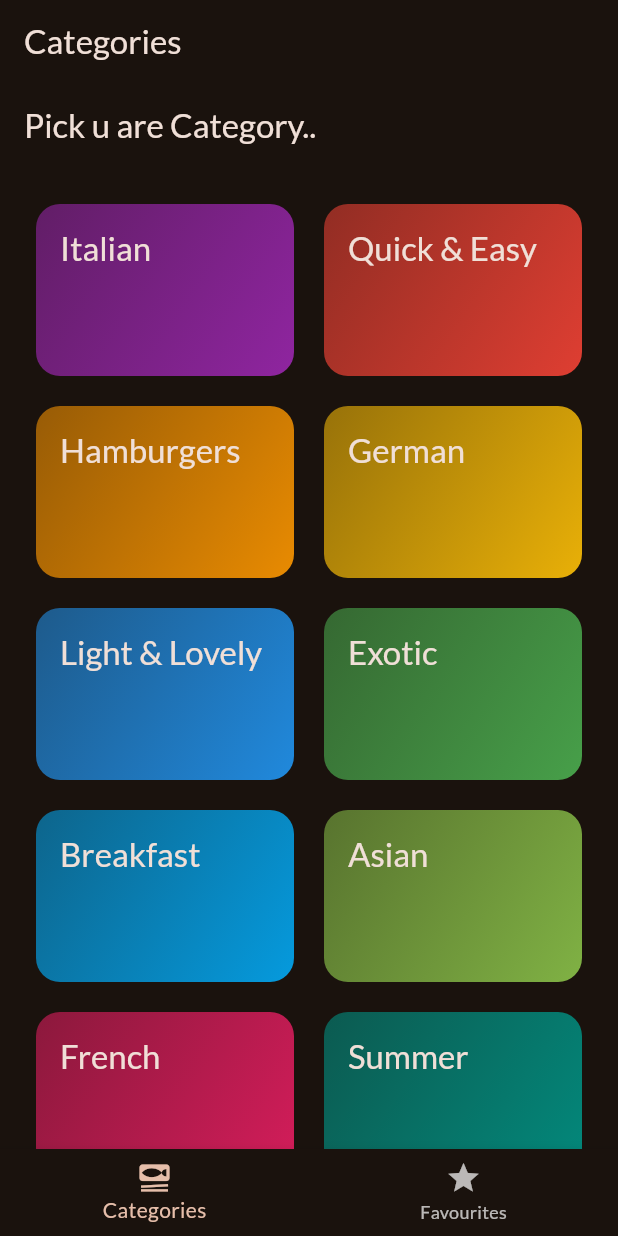
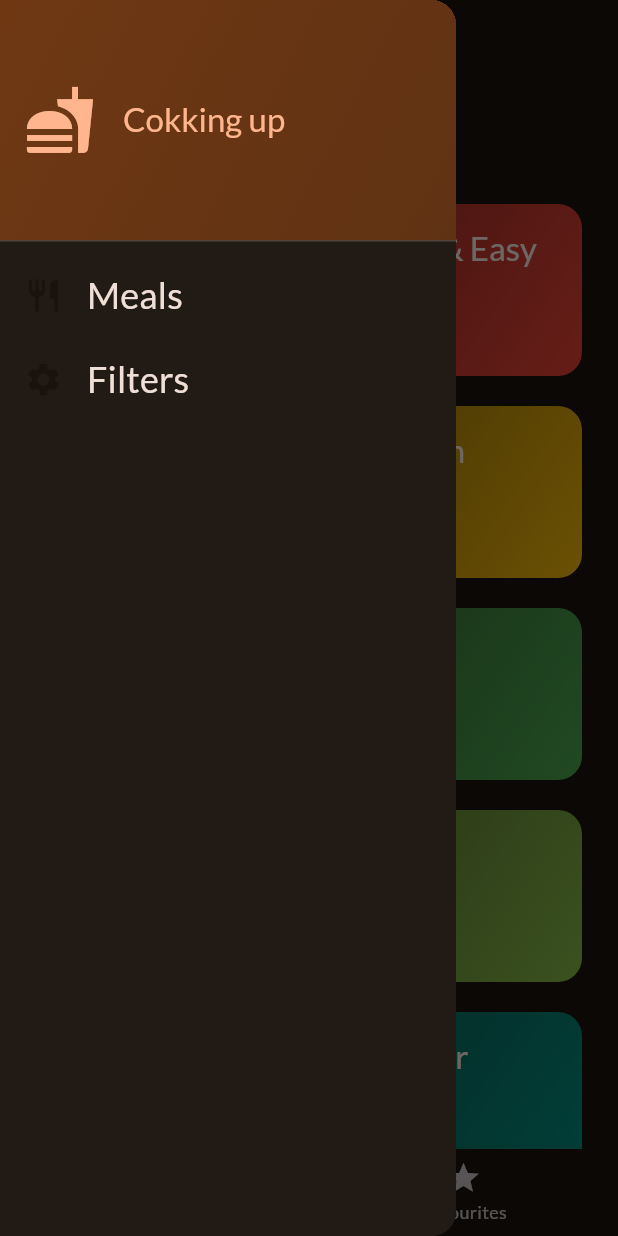
Before and after one commit to Sankiiii/Meal-App, a Flutter app: the screen it shows after launch, with the side drawer open (before the commit the screen has no drawer), on a phone screen of 412 x 824 dp. Run offline on Flutter 3.47's test engine with Material 3 defaults, Android fonts, the phone set to English and light mode, and no system bars; our stand-ins replace google_fonts, transparent_image.

Commit message:
App is fully ready

```diff
--- a/lib/screens/categories.dart
+++ b/lib/screens/categories.dart
@@ -6,19 +6,31 @@ import 'package:meal_app/screens/meals.dart';
 import 'package:meal_app/widgets/category_grid_item.dart';
 
 class CategoriesScreeen extends StatelessWidget {
+  const CategoriesScreeen({
+    super.key,
+    required this.onToggleFavourite,
+    required this.availabelMeals,
+  });
 
-  const CategoriesScreeen({super.key ,  required this.onToggleFavourite});
-
-  void _selectCategory(BuildContext context , Category category) {
-    final  filterdMeals = dummyMeals.where((meal) => meal.categories.contains(category.id)).toList();
+  void _selectCategory(BuildContext context, Category category) {
+    final filterdMeals =
+        availabelMeals
+            .where((meal) => meal.categories.contains(category.id))
+            .toList();
     Navigator.of(context).push(
       MaterialPageRoute(
-        builder: (ctx) => MealsScreen(title: category.title, meals: filterdMeals,onToggleFavourite: onToggleFavourite,),
+        builder:
+            (ctx) => MealsScreen(
+              title: category.title,
+              meals: filterdMeals,
+              onToggleFavourite: onToggleFavourite,
+            ),
       ),
     );
   }
+
   final void Function(Meal meal) onToggleFavourite;
-
+  final List<Meal> availabelMeals;
 
   @override
   Widget build(BuildContext context) {
@@ -37,7 +49,7 @@ class CategoriesScreeen extends StatelessWidget {
             CategoryGridItem(
               category: category,
               onSelectCategory: () {
-                _selectCategory(context , category);
+                _selectCategory(context, category);
               },
             ),
         ],
--- a/lib/screens/meals.dart
+++ b/lib/screens/meals.dart
@@ -36,14 +36,14 @@ class MealsScreen extends StatelessWidget {
             Text(
               "Uh oh... nothing here!",
               style: Theme.of(context).textTheme.headlineLarge!.copyWith(
-                    color: Theme.of(context).colorScheme.onBackground,
+                    color: Theme.of(context).colorScheme.onSurface,
                   ),
             ),
             const SizedBox(height: 16),
             Text(
               'Try selecting a different category!',
               style: Theme.of(context).textTheme.bodyLarge!.copyWith(
-                    color: Theme.of(context).colorScheme.onBackground,
+                    color: Theme.of(context).colorScheme.onSurface,
                   ),
             ),
           ],
--- a/lib/screens/tabs.dart
+++ b/lib/screens/tabs.dart
@@ -1,9 +1,22 @@
+
 import 'package:flutter/material.dart';
+import 'package:meal_app/data/dummy_data.dart';
 import 'package:meal_app/models/meal.dart';
 import 'package:meal_app/screens/categories.dart';
+import 'package:meal_app/screens/filert_screen.dart';
 import 'package:meal_app/screens/meals.dart';
+import 'package:meal_app/widgets/main_drawer.dart';
+
+const kIntializeFilter = {
+  Filter.gluentFree: false,
+  Filter.lactoseFree: false,
+  Filter.vegan: false,
+  Filter.vegetrain: false,
+};
 
 class Tabscreen extends StatefulWidget {
+  const Tabscreen({super.key});
+
   @override
   State<StatefulWidget> createState() {
     return _TabScreenState();
@@ -12,8 +25,29 @@ class Tabscreen extends StatefulWidget {
 
 class _TabScreenState extends State<Tabscreen> {
   int _selectPageIndex = 0;
+  final List<Meal> _favouriteMeals = [];
+  Map<Filter, bool> _selectedFilters = kIntializeFilter;
 
-  final List<Meal> _favouriteMeals = [];
+  void showInfoMessage(String message) {
+    ScaffoldMessenger.of(context).clearSnackBars();
+    ScaffoldMessenger.of(
+      context,
+    ).showSnackBar(SnackBar(content: Text(message)));
+  }
+
+  void _setScreen(identifier) async {
+    Navigator.of(context).pop();
+
+    if (identifier == "filters") {
+      final result = await Navigator.of(context).push<Map<Filter, bool>>(
+        MaterialPageRoute(builder: (ctx) => FilterScreen( cureentFilters: _selectedFilters,)),
+      );
+
+      setState(() {
+        _selectedFilters = result ?? kIntializeFilter;
+      });
+    }
+  }
 
   void toggleMoveFavouriteList(Meal meal) {
     final isExiting = _favouriteMeals.contains(meal);
@@ -21,15 +55,17 @@ class _TabScreenState extends State<Tabscreen> {
     if (isExiting) {
       setState(() {
         _favouriteMeals.remove(meal);
+        showInfoMessage("Meal is no more favourite");
       });
     } else {
       setState(() {
         _favouriteMeals.add(meal);
+        showInfoMessage("Meal is added as favourite");
       });
     }
   }
 
-  void _selectPage(index) {
+  void _selectPage(int index) {
     setState(() {
       _selectPageIndex = index;
     });
@@ -37,8 +73,29 @@ class _TabScreenState extends State<Tabscreen> {
 
   @override
   Widget build(BuildContext context) {
+    final availabelMeals =
+        dummyMeals.where((meal) {
+          if (_selectedFilters[Filter.gluentFree]! && !meal.isGlutenFree) {
+            return false;
+          }
+
+          if (_selectedFilters[Filter.vegan]! && !meal.isVegan) {
+            return false;
+          }
+
+          if (_selectedFilters[Filter.lactoseFree]! && !meal.isLactoseFree) {
+            return false;
+          }
+
+          if (_selectedFilters[Filter.vegetrain]! && !meal.isVegetarian) {
+            return false;
+          }
+          return true;
+        }).toList();
+
     Widget activePage = CategoriesScreeen(
       onToggleFavourite: toggleMoveFavouriteList,
+      availabelMeals: availabelMeals,
     );
     var activePageTitle = "Categories";
 
@@ -51,6 +108,7 @@ class _TabScreenState extends State<Tabscreen> {
     }
 
     return Scaffold(
+      drawer: MainDrawer(onSelectScreen: _setScreen),
       appBar: AppBar(title: Text(activePageTitle)),
       body: activePage,
       bottomNavigationBar: BottomNavigationBar(
--- a/lib/widgets/category_grid_item.dart
+++ b/lib/widgets/category_grid_item.dart
@@ -30,7 +30,7 @@ class CategoryGridItem extends StatelessWidget {
         child: Text(
           category.title,
           style: Theme.of(context).textTheme.titleLarge!.copyWith(
-            color: Theme.of(context).colorScheme.onBackground,
+            color: Theme.of(context).colorScheme.onSurface,
           ),
         ),
       ),
--- /dev/null
+++ b/lib/widgets/main_drawer.dart
@@ -0,0 +1,67 @@
+import 'package:flutter/material.dart';
+
+class MainDrawer extends StatelessWidget {
+  const MainDrawer({super.key ,required this.onSelectScreen});
+
+  final void Function(String identifier) onSelectScreen;
+
+  @override
+  Widget build(BuildContext context) {
+    return Drawer(
+      child: Column(
+        children: [
+          DrawerHeader(
+            padding: const EdgeInsets.all(16),
+            decoration: BoxDecoration(
+              gradient: LinearGradient(
+                colors: [
+                  Theme.of(context).colorScheme.primaryContainer,
+                  Theme.of(
+                    context,
+                  ).colorScheme.primaryContainer.withOpacity(0.8),
+                ],
+                begin: Alignment.topLeft,
+                end: Alignment.bottomRight,
+              ),
+            ),
+            child: Row(
+              children: [
+                Icon(
+                  Icons.fastfood,
+                  size: 48,
+                  color: Theme.of(context).colorScheme.primary,
+                ),
+                const SizedBox(width: 18),
+                Text("Cokking up",style: Theme.of(context).textTheme.titleLarge!.copyWith(
+                  color: Theme.of(context).colorScheme.primary,
+                ),)
+              ],
+            ),
+          ),
+          ListTile(
+            leading: Icon(Icons.restaurant , size: 26,color: Theme.of(context).colorScheme.surface,),
+            title: Text("Meals", style: Theme.of(context).textTheme.titleSmall!.copyWith(
+              color: Theme.of(context).colorScheme.onSurface,
+              fontSize: 24,
+            ),),
+            onTap: () {
+              onSelectScreen("meals");
+            },
+
+          ),ListTile(
+            leading: Icon(Icons.settings , size: 26,color: Theme.of(context).colorScheme.surface,),
+            title: Text("Filters", style: Theme.of(context).textTheme.titleSmall!.copyWith(
+              color: Theme.of(context).colorScheme.onSurface,
+              fontSize: 24,
+            ),),
+            onTap: () {
+                            onSelectScreen("filters");
+
+            },
+
+          )
+        ],
+      ),
+    );
+  }
+}
--- a/lib/widgets/meal_item_trait.dart
+++ b/lib/widgets/meal_item_trait.dart
@@ -1,5 +1,4 @@
 import 'package:flutter/material.dart';
-import 'package:meal_app/models/meal.dart';
 
 class MealItemTrait extends StatelessWidget {
   const MealItemTrait({super.key, required this.icon, required this.label});
```
Also changed, not shown: lib/screens/filert_screen.dart (added, +162 -0 lines), lib/screens/meal_details.dart (+4 -4 lines), lib/widgets/meal_item.dart (+8 -8 lines).
